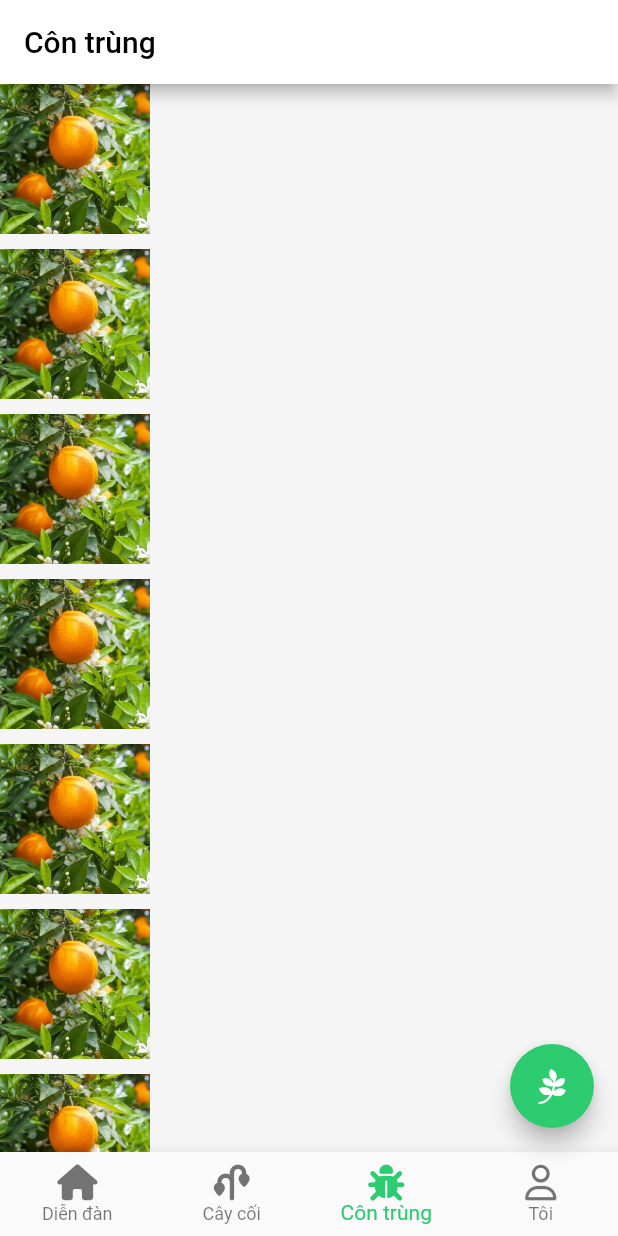
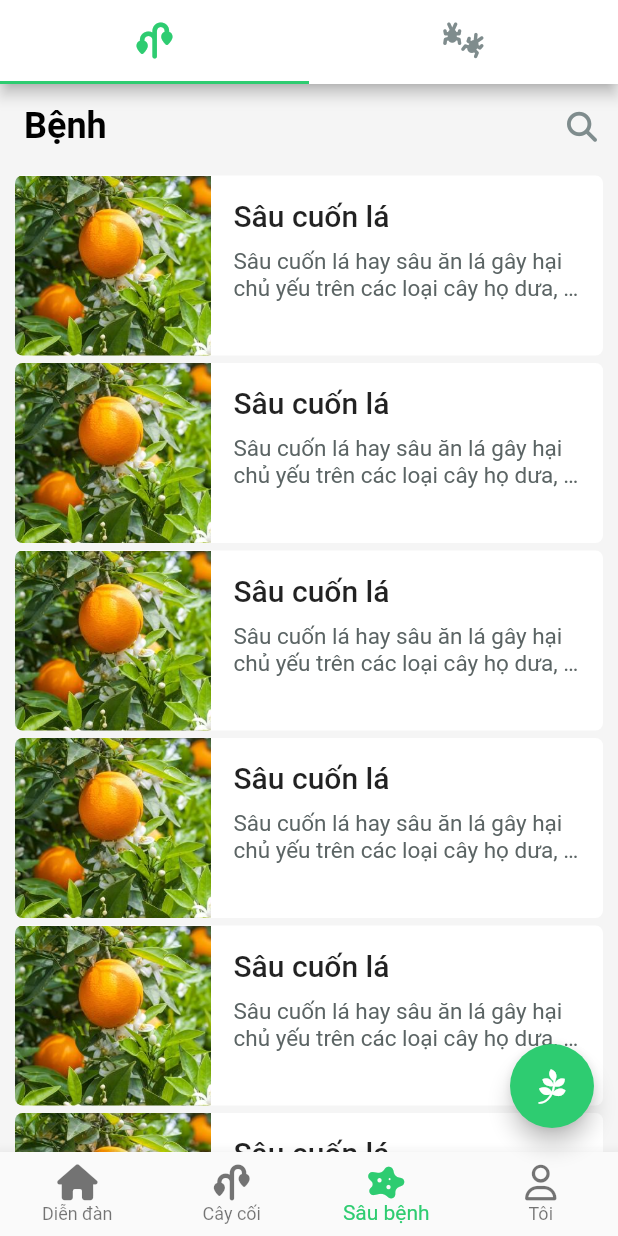
Before and after one commit to lehung1006/Plant-disease-app-detector-with-Flutter-and-FastAPI, a Flutter app: the screen it shows after launch, item 3 of the bottom bar chosen, on a phone screen of 412 x 824 dp. Run offline on Flutter 3.47's test engine with Material 2 defaults, Android fonts, the phone set to English and light mode, and no system bars; drawn by our look-alikes of flutter_speed_dial; our stand-ins replace bloc, camera, carousel_slider, dio, equatable, flutter_bloc and 3 more.

Commit message:
pest and disease screen implement

```diff
--- a/app/lib/app.dart
+++ b/app/lib/app.dart
@@ -1,4 +1,6 @@
 import 'package:app/screens/image_review/image_review.dart';
+import 'package:app/screens/pest_and_disease_detail/pest_and_disease_detail.dart';
+import 'package:app/screens/pests_and_diseases/pests_and_diseases.dart';
 import 'package:app/screens/plant_detail/plant_detail.dart';
 import 'package:app/widgets/app_bloc/app_bloc.dart';
 import 'package:camera/camera.dart';
@@ -8,7 +10,6 @@ import 'package:go_router/go_router.dart';
 import 'package:app/screens/home/home.dart';
 import 'package:app/screens/plants/plants.dart';
 import 'package:app/screens/insect/insect.dart';
-import 'package:app/screens/notification/notification_screen.dart';
 import 'package:app/screens/profile/profile.dart';
 import 'package:app/screens/setting/setting.dart';
 import 'package:app/screens/login/login.dart';
@@ -56,9 +57,9 @@ class _MainFlowWidgetState extends State<MainFlowWidget> {
                       const NoTransitionPage(child: Plants()),
                 ),
                 GoRoute(
-                  path: RoutesPath.insectRoute,
+                  path: RoutesPath.pestsAndDiseasesRoute,
                   pageBuilder: (context, state) =>
-                      const NoTransitionPage(child: Insect()),
+                      const NoTransitionPage(child: PestsAndDiseases()),
                 ),
                 GoRoute(
                   path: RoutesPath.profileRoute,
@@ -71,6 +72,11 @@ class _MainFlowWidgetState extends State<MainFlowWidget> {
               path: RoutesPath.plantDetailRoute,
               pageBuilder: (context, state) =>
                   const MaterialPage(child: PlantDetail())),
+          GoRoute(
+              parentNavigatorKey: _rootNavigatorKey,
+              path: RoutesPath.pestAndDiseaseDetailRoute,
+              pageBuilder: (context, state) =>
+                  const MaterialPage(child: PestAndDiseaseDetail())),
           GoRoute(
               parentNavigatorKey: _rootNavigatorKey,
               path: RoutesPath.loginRoute,
--- a/app/lib/router/routes.dart
+++ b/app/lib/router/routes.dart
@@ -13,4 +13,7 @@ class RoutesPath {
   static String imageReviewRoute = '/image-review';
 
   static String plantDetailRoute = '/plant-detail';
+  static String pestsAndDiseasesRoute = '/pests-and-diseases';
+
+  static String pestAndDiseaseDetailRoute = '/pest-and-disease-detail';
 }
--- a/app/lib/screens/home/home.dart
+++ b/app/lib/screens/home/home.dart
@@ -20,12 +20,6 @@ class _HomePageState extends State<HomePage> {
       const TextStyle(fontSize: 15, fontWeight: FontWeight.w500);
 
   final TextEditingController _controller = TextEditingController();
-
-  final BoxDecoration appBarColor = const BoxDecoration(
-      gradient: LinearGradient(
-          begin: FractionalOffset(0.5, 0.5),
-          end: FractionalOffset(0.5, 1.0),
-          colors: [Color(0xff2ecc71), Color(0xff55efc4)]));
 
   @override
   void initState() {
--- /dev/null
+++ b/app/lib/screens/pests_and_diseases/pests_and_diseases.dart
@@ -0,0 +1,91 @@
+import 'package:app/widgets/my_search_delegate.dart';
+import 'package:flutter/material.dart';
+import 'package:font_awesome_flutter/font_awesome_flutter.dart';
+import 'package:app/widgets/item.dart';
+
+class PestsAndDiseases extends StatefulWidget {
+  const PestsAndDiseases({super.key});
+
+  @override
+  State<PestsAndDiseases> createState() => _PestsAndDiseasesState();
+}
+
+class _PestsAndDiseasesState extends State<PestsAndDiseases>
+    with TickerProviderStateMixin {
+  late TabController _tabController;
+
+  String title = 'Sâu cuốn lá';
+  String subTitle =
+      'Sâu cuốn lá hay sâu ăn lá gây hại chủ yếu trên các loại cây họ dưa, bầu bí, cà chua và một số loại rau xanh, cây ăn quả, lúa,';
+
+  List<int> arr = [1, 2, 3, 4, 5, 6, 7, 8, 9, 10];
+  @override
+  void initState() {
+    // TODO: implement initState
+    _tabController = TabController(length: 2, vsync: this);
+    super.initState();
+  }
+
+  @override
+  Widget build(BuildContext context) {
+    return Scaffold(
+      appBar: AppBar(
+        automaticallyImplyLeading: false,
+        backgroundColor: Colors.white,
+        flexibleSpace: SafeArea(
+          child: TabBar(
+            controller: _tabController,
+            labelColor: const Color(0xff2ecc71),
+            unselectedLabelColor: const Color(0xff7f8c8d),
+            labelStyle:
+                const TextStyle(fontWeight: FontWeight.w600, fontSize: 16),
+            unselectedLabelStyle: const TextStyle(
+              fontWeight: FontWeight.w400,
+            ),
+            indicatorColor: const Color(0xff2ecc71),
+            tabs: const [
+              Tab(
+                height: 56,
+                icon: FaIcon(FontAwesomeIcons.plantWilt),
+              ),
+              Tab(icon: FaIcon(FontAwesomeIcons.bugs)),
+            ],
+          ),
+        ),
+      ),
+      body: CustomScrollView(slivers: [
+        SliverAppBar(
+          backgroundColor: const Color.fromARGB(255, 245, 245, 245),
+          elevation: 0,
+          floating: true,
+          title: Text('Bệnh',
+              style: TextStyle(
+                  color: Colors.black,
+                  fontSize: 24,
+                  fontWeight: FontWeight.w600)),
+          actions: [
+            IconButton(
+                onPressed: () {
+                  showSearch(context: context, delegate: MySearchDelegate());
+                },
+                iconSize: 20,
+                color: const Color(0xff7f8c8d),
+                icon: const Icon(FontAwesomeIcons.magnifyingGlass))
+          ],
+        ),
+        SliverToBoxAdapter(
+            child: Padding(
+          padding: const EdgeInsets.symmetric(vertical: 5, horizontal: 10),
+          child: Column(
+            children: [
+              for (var e in arr) ...[
+                Item(title: title, subTitle: subTitle, type: 1),
+                SizedBox(height: 5)
+              ]
+            ],
+          ),
+        )),
+      ]),
+    );
+  }
+}
--- a/app/lib/screens/plants/plants.dart
+++ b/app/lib/screens/plants/plants.dart
@@ -35,7 +35,7 @@ class _OrderState extends State<Plants> with TickerProviderStateMixin {
         padding: const EdgeInsets.all(10),
         separatorBuilder: (context, index) => const SizedBox(height: 5),
         itemBuilder: (context, index) {
-          return Item(title: title, subTitle: subTitle);
+          return Item(title: title, subTitle: subTitle, type: 0);
         },
       ),
     );
--- a/app/lib/widgets/item.dart
+++ b/app/lib/widgets/item.dart
@@ -3,16 +3,32 @@ import 'package:flutter/material.dart';
 import 'package:go_router/go_router.dart';
 
 class Item extends StatelessWidget {
-  const Item({super.key, required this.title, required this.subTitle});
+  const Item(
+      {super.key,
+      required this.title,
+      required this.subTitle,
+      required this.type});
 
   final String title;
   final String subTitle;
+  final int type; // 0 for plant, 1 for pests
 
   @override
   Widget build(BuildContext context) {
     return InkWell(
       onTap: () {
-        context.push(RoutesPath.plantDetailRoute);
+        switch (type) {
+          case 0:
+            {
+              context.push(RoutesPath.plantDetailRoute);
+              break;
+            }
+          case 1:
+            {
+              context.push(RoutesPath.pestAndDiseaseDetailRoute);
+              break;
+            }
+        }
       },
       child: Container(
           width: MediaQuery.of(context).size.width,
@@ -45,7 +61,7 @@ class Item extends StatelessWidget {
                       children: [
                         Text(title,
                             style: const TextStyle(
-                                fontWeight: FontWeight.w600, fontSize: 20)),
+                                fontWeight: FontWeight.w500, fontSize: 20)),
                         const SizedBox(
                           height: 10,
                         ),
--- a/app/lib/widgets/my_navigation_bar.dart
+++ b/app/lib/widgets/my_navigation_bar.dart
@@ -25,9 +25,9 @@ class _MyNavigationBarState extends State<MyNavigationBar> {
       icon: const FaIcon(FontAwesomeIcons.plantWilt),
     ),
     MyNavigationBarItem(
-      label: 'Côn trùng',
-      initLocation: RoutesPath.insectRoute,
-      icon: const FaIcon(FontAwesomeIcons.bug),
+      label: 'Sâu bệnh',
+      initLocation: RoutesPath.pestsAndDiseasesRoute,
+      icon: const FaIcon(FontAwesomeIcons.disease),
     ),
     MyNavigationBarItem(
         label: 'Tôi',
```
Also changed, not shown: app/lib/screens/notification/notification_screen.dart (deleted, +0 -74 lines), app/lib/screens/notification/widgets/notification_item.dart (deleted, +0 -42 lines), app/lib/screens/pest_and_disease_detail/pest_and_disease_detail.dart (added, +174 -0 lines), app/lib/screens/plant_detail/plant_detail.dart (+38 -45 lines), app/lib/widgets/custom_app_bar.dart (added, +54 -0 lines), app/lib/widgets/custom_carousel.dart (renamed from app/lib/screens/plant_detail/widgets/custom_carousel.dart), app/pubspec.lock.
